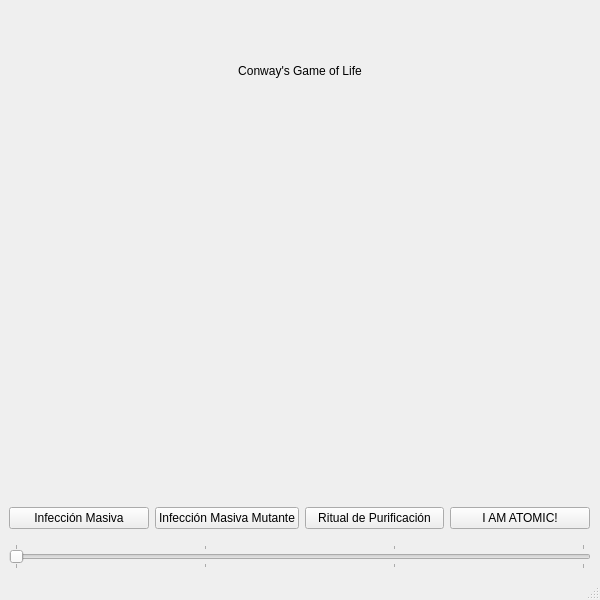
Qt form Proyecto1Item2.2/interface.ui (ChrisX4Ever/TIC2_CICS) before a commit.
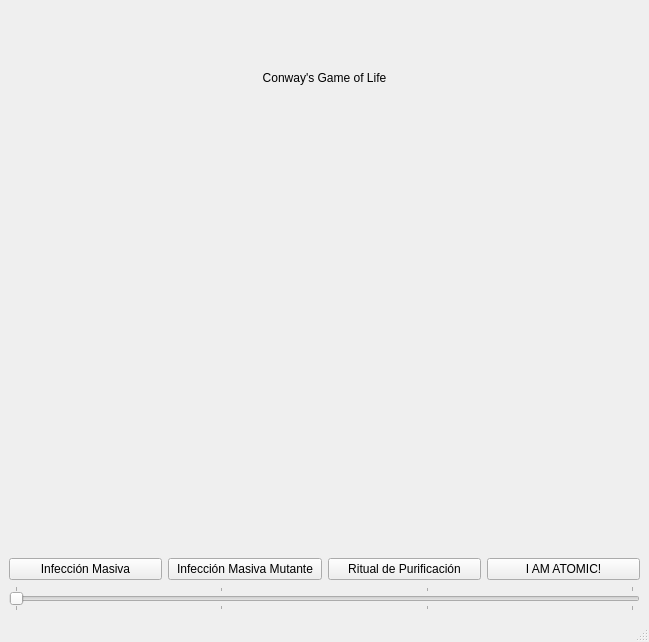
The same form after that commit.

Commit message: Modificados "interface.ui" y "main.py" para que el juego muestre los botones virtuales

Diff of the .ui file:
```diff
--- a/Proyecto1Item2.2/interface.ui
+++ b/Proyecto1Item2.2/interface.ui
@@ -6,8 +6,8 @@
    <rect>
     <x>0</x>
     <y>0</y>
-    <width>600</width>
-    <height>600</height>
+    <width>649</width>
+    <height>642</height>
    </rect>
   </property>
   <property name="windowTitle">
@@ -33,16 +33,10 @@
         <height>400</height>
        </size>
       </property>
-      <widget class="QWidget" name="plotWidget_2" native="true">
-       <property name="geometry">
-        <rect>
-         <x>0</x>
-         <y>360</y>
-         <width>581</width>
-         <height>41</height>
-        </rect>
-       </property>
-       <layout class="QHBoxLayout" name="horizontalLayout">
+     </widget>
+    </item>
+    <item>
+     <layout class="QHBoxLayout" name="horizontalLayout_2">
         <item>
          <widget class="QPushButton" name="a_1">
           <property name="text">
@@ -72,8 +66,6 @@
          </widget>
         </item>
        </layout>
-      </widget>
-     </widget>
     </item>
     <item>
      <widget class="QSlider" name="speedSlider">
```
Left out of the diff: 2 changed lines with no effect on the pictures. Lines whose indentation alone changed are shown as unchanged. The commit also changes 1 other file.
